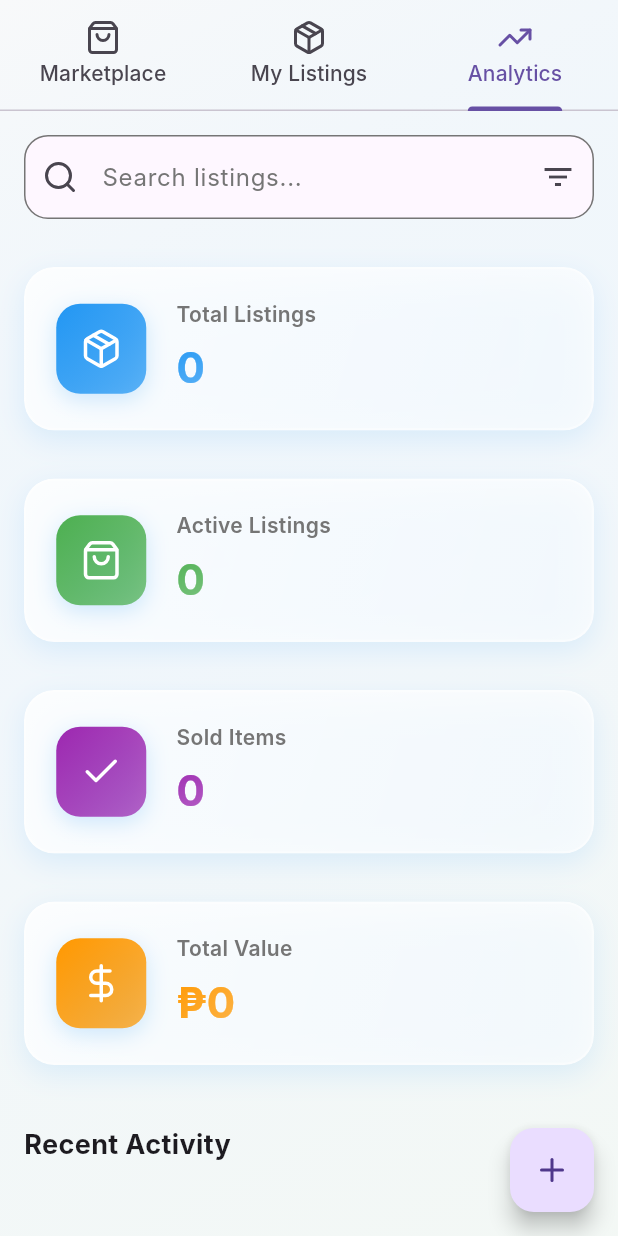
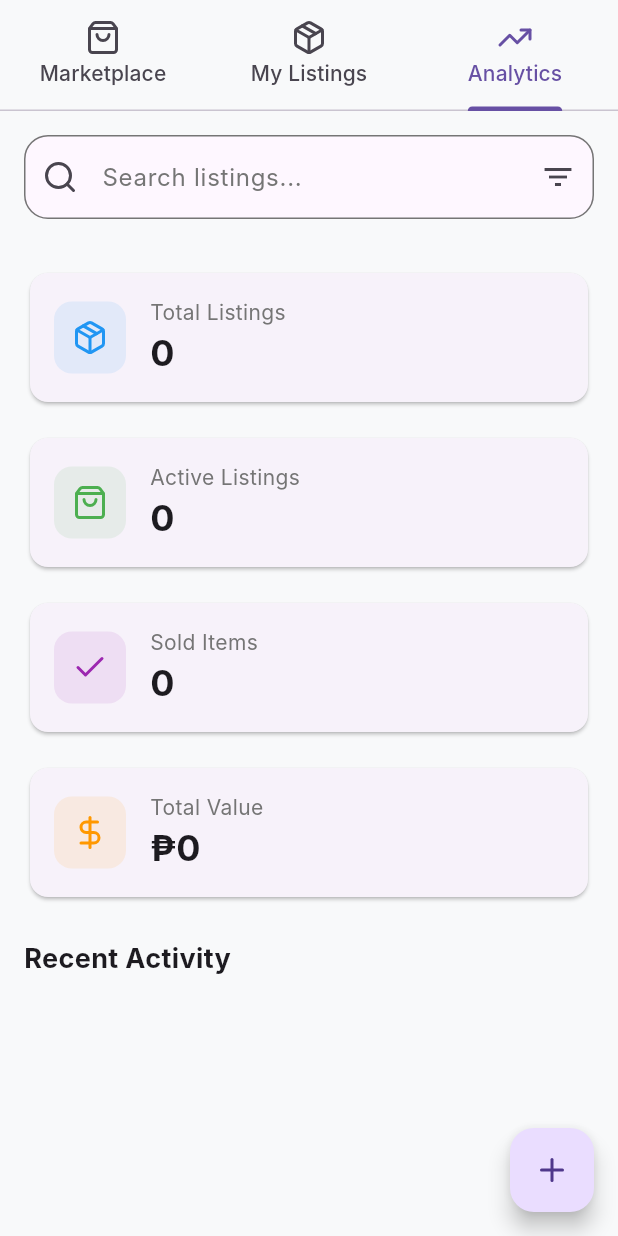
Before and after one commit to LemuelAbellana/Q2_AyoAyo_Abellana_Jamora_Fernando, a Flutter app: the ResellMarketplaceScreen screen opened directly, tab 3 chosen, on a phone screen of 412 x 824 dp. Run offline on Flutter 3.47's test engine with Material 3 defaults, Android fonts, the phone set to English and light mode, and no system bars; our stand-ins replace flutter_dotenv, google_generative_ai, google_sign_in, image_picker, lucide_flutter, shared_preferences; accounts and stored records are empty; Roboto replaces fonts that are missing (Inter).

Commit message:
Updated Resell

```diff
--- a/lib/screens/resell_marketplace_screen.dart
+++ b/lib/screens/resell_marketplace_screen.dart
@@ -4,10 +4,8 @@ import 'package:provider/provider.dart';
 import 'package:lucide_flutter/lucide_flutter.dart';
 import '../models/resell_listing.dart';
 import '../models/marketplace.dart';
+import '../models/device_diagnosis.dart';
 import '../providers/resell_provider.dart';
-import '../widgets/resell/glassmorphic_listing_card.dart';
-import '../widgets/resell/glassmorphic_analytics_card.dart';
-import '../utils/app_theme.dart';
 
 class ResellMarketplaceScreen extends StatefulWidget {
   const ResellMarketplaceScreen({super.key});
@@ -48,19 +46,7 @@ class _ResellMarketplaceScreenState extends State<ResellMarketplaceScreen>
   @override
   Widget build(BuildContext context) {
     return Scaffold(
-      body: Container(
-        decoration: BoxDecoration(
-          gradient: LinearGradient(
-            begin: Alignment.topLeft,
-            end: Alignment.bottomRight,
-            colors: [
-              AppTheme.backgroundLight,
-              Colors.blue.shade50.withValues(alpha: 0.3),
-              Colors.green.shade50.withValues(alpha: 0.3),
-            ],
-          ),
-        ),
-        child: Column(
+      body: Column(
         children: [
           // Add the TabBar to the body
           TabBar(
@@ -139,7 +125,6 @@ class _ResellMarketplaceScreenState extends State<ResellMarketplaceScreen>
             ),
           ),
         ],
-        ),
       ),
       floatingActionButton: FloatingActionButton(
         onPressed: () => _showCreateListingDialog(context),
@@ -342,11 +327,6 @@ class _ResellMarketplaceScreenState extends State<ResellMarketplaceScreen>
   }
 
   Widget _buildListingCard(ResellListing listing) {
-    return GlassmorphicListingCard(
-      listing: listing,
-      onTap: () => _showListingDetails(context, listing),
-    );
-    /* OLD CARD DESIGN - Now using glassmorphic component
     return Card(
       margin: const EdgeInsets.only(bottom: 16),
       elevation: 2,
@@ -604,10 +584,22 @@ class _ResellMarketplaceScreenState extends State<ResellMarketplaceScreen>
         ),
       ),
     );
-    */
-  }
-
-  // Removed _getHardwareColor - now handled by glassmorphic component
+  }
+
+  Color _getHardwareColor(HardwareCondition condition) {
+    switch (condition) {
+      case HardwareCondition.excellent:
+      case HardwareCondition.good:
+        return Colors.green;
+      case HardwareCondition.fair:
+        return Colors.orange;
+      case HardwareCondition.poor:
+      case HardwareCondition.damaged:
+        return Colors.red;
+      case HardwareCondition.unknown:
+        return Colors.grey;
+    }
+  }
 
   Widget _buildMyListingCard(ResellListing listing) {
     return Card(
@@ -722,14 +714,40 @@ class _ResellMarketplaceScreenState extends State<ResellMarketplaceScreen>
     IconData icon,
     Color color,
   ) {
-    return GlassmorphicAnalyticsCard(
-      title: title,
-      value: value,
-      icon: icon,
-      gradient: LinearGradient(
-        colors: [color, color.withValues(alpha: 0.7)],
-        begin: Alignment.topLeft,
-        end: Alignment.bottomRight,
+    return Card(
+      child: Padding(
+        padding: const EdgeInsets.all(16),
+        child: Row(
+          children: [
+            Container(
+              padding: const EdgeInsets.all(12),
+              decoration: BoxDecoration(
+                color: color.withValues(alpha: 0.1),
+                borderRadius: BorderRadius.circular(12),
+              ),
+              child: Icon(icon, color: color, size: 24),
+            ),
+            const SizedBox(width: 16),
+            Expanded(
+              child: Column(
+                crossAxisAlignment: CrossAxisAlignment.start,
+                children: [
+                  Text(
+                    title,
+                    style: TextStyle(color: Colors.grey[600], fontSize: 14),
+                  ),
+                  Text(
+                    value,
+                    style: const TextStyle(
+                      fontSize: 24,
+                      fontWeight: FontWeight.bold,
+                    ),
+                  ),
+                ],
+              ),
+            ),
+          ],
+        ),
       ),
     );
   }
@@ -828,7 +846,20 @@ class _ResellMarketplaceScreenState extends State<ResellMarketplaceScreen>
     );
   }
 
-  // Removed _getConditionColor - now handled by glassmorphic component
+  Color _getConditionColor(ConditionGrade condition) {
+    switch (condition) {
+      case ConditionGrade.excellent:
+        return Colors.green;
+      case ConditionGrade.good:
+        return Colors.blue;
+      case ConditionGrade.fair:
+        return Colors.orange;
+      case ConditionGrade.poor:
+        return Colors.red;
+      case ConditionGrade.damaged:
+        return Colors.grey;
+    }
+  }
 
   Color _getStatusColor(ListingStatus status) {
     switch (status) {
```
Also changed, not shown: lib/widgets/devices/glassmorphic_device_card.dart (line endings or trailing spaces), lib/widgets/donation/glassmorphic_donation_card.dart (line endings or trailing spaces), lib/widgets/resell/glassmorphic_analytics_card.dart (line endings or trailing spaces), lib/widgets/resell/glassmorphic_listing_card.dart (line endings or trailing spaces), lib/widgets/upcycling/glassmorphic_project_card.dart (line endings or trailing spaces), 2 other files. Lines whose indentation alone changed are shown as unchanged.
